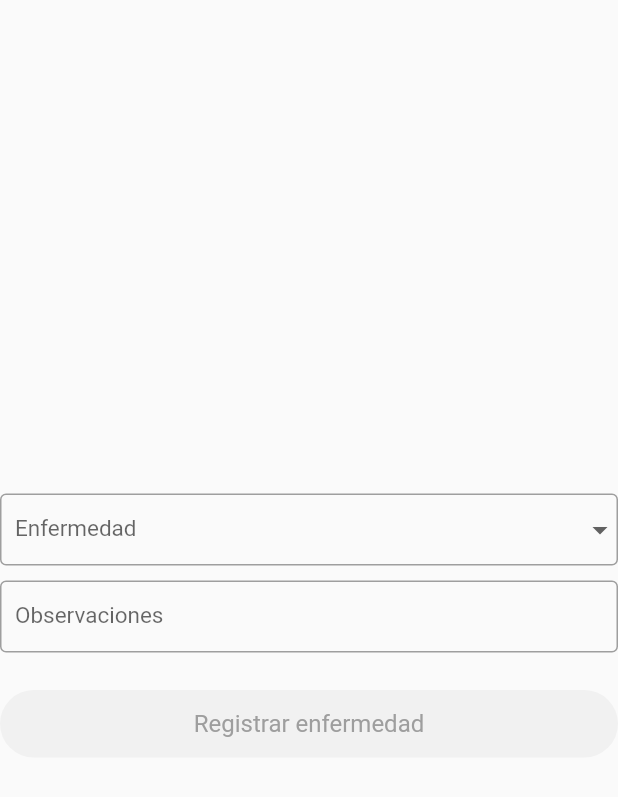
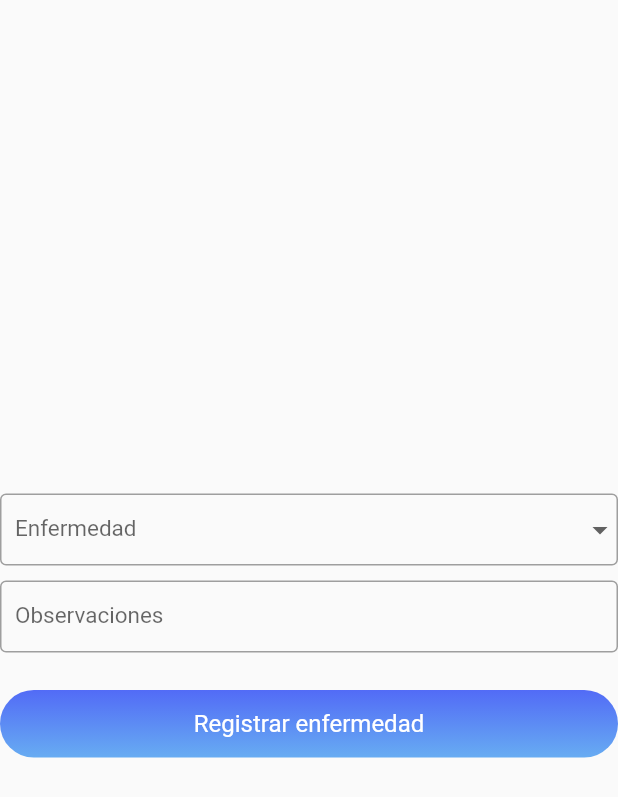
Before and after one commit to Chiasaurio/appmobilepalma, a Flutter app: the EnfermedadDataForm widget shown alone on an empty page, opened directly with empty values, on a phone screen of 412 x 824 dp. Shown: the top 797 px of the screen. Run offline on Flutter 3.47's test engine with Material 2 defaults, Android fonts, the phone set to English and light mode, and no system bars; drawn by our look-alikes of flutter_form_builder; our stand-ins replace dio, drift, equatable, flutter_bloc, flutter_secure_storage, fluttertoast and 4 more; accounts and stored records are empty; generated files the repository leaves out were written again.

Commit message:
- Fix registrar enfermedad form

```diff
--- a/lib/modules/Enfermedad/ui/components/enfermedad_form.dart
+++ b/lib/modules/Enfermedad/ui/components/enfermedad_form.dart
@@ -4,6 +4,7 @@ import 'package:flutter_bloc/flutter_bloc.dart';
 
 import '../../../../moor/moor_database.dart';
 import '../../../../moor/tables/enfermedades_table.dart';
+import '../../../../utils/form_status.dart';
 import '../../cubit/enfermedad_cubit.dart';
 import 'package:flutter_form_builder/flutter_form_builder.dart';
 import 'package:form_builder_validators/form_builder_validators.dart';
@@ -11,8 +12,11 @@ import 'package:form_builder_validators/form_builder_validators.dart';
 class EnfermedadDataForm extends StatefulWidget {
   final List<EnfermedadConEtapas>? enfermedades;
   final Function() setState;
-  const EnfermedadDataForm(
-      {super.key, required this.setState, required this.enfermedades});
+  const EnfermedadDataForm({
+    super.key,
+    required this.setState,
+    required this.enfermedades,
+  });
 
   @override
   State<EnfermedadDataForm> createState() => _EnfermedadDataFormState();
@@ -26,8 +30,8 @@ class _EnfermedadDataFormState extends State<EnfermedadDataForm> {
   EnfermedadConEtapas? enfermedadconetapas;
   Etapa? etapa;
   late List<EnfermedadConEtapas> enfermedades;
-  final _formKey = GlobalKey<FormBuilderState>();
   final _radiokey = GlobalKey<FormFieldState>();
+  final _formKey = GlobalKey<FormState>();
 
   @override
   void initState() {
@@ -38,8 +42,15 @@ class _EnfermedadDataFormState extends State<EnfermedadDataForm> {
 
   @override
   Widget build(BuildContext context) {
-    return FormBuilder(
+    return Form(
       key: _formKey,
+      child: BlocListener<EnfermedadCubit, EnfermedadState>(
+        listener: (context, state) {
+          if (state.status == FormStatus.submissionSuccess) {
+            _formKey.currentState!.reset();
+            enfermedadconetapas = null;
+          }
+        },
         child: Column(
           mainAxisAlignment: MainAxisAlignment.center,
           children: <Widget>[
@@ -48,8 +59,8 @@ class _EnfermedadDataFormState extends State<EnfermedadDataForm> {
             buildEtapas(),
             advertenciaetapa
                 ? const Text('Debe seleccionar una etapa',
-                  style:
-                      TextStyle(fontStyle: FontStyle.italic, color: Colors.red))
+                    style: TextStyle(
+                        fontStyle: FontStyle.italic, color: Colors.red))
                 : const SizedBox(),
             const SizedBox(height: 10),
             buildObservacion(),
@@ -57,9 +68,10 @@ class _EnfermedadDataFormState extends State<EnfermedadDataForm> {
               height: 25,
             ),
             SubmitEnfermedadButton(
-            enabled: registrarEnfermedadEnabled(),
-          )
+              enabled: registrarEnfermedadEnabled,
+            ),
           ],
+        ),
       ),
     );
   }
@@ -91,10 +103,12 @@ class _EnfermedadDataFormState extends State<EnfermedadDataForm> {
             ),
           ),
           onChanged: (String? value) {
+            if (value != null) {
               setState(() {
                 BlocProvider.of<EnfermedadCubit>(context)
-                  .observacionesChanged(value!);
+                    .observacionesChanged(value);
               });
+            }
           },
           validator: (value) {
             if (enfermedadconetapas != null &&
@@ -142,7 +156,7 @@ class _EnfermedadDataFormState extends State<EnfermedadDataForm> {
       Expanded(
         child: FormBuilderDropdown<EnfermedadConEtapas>(
           name: "enfermedad",
-          autovalidateMode: AutovalidateMode.onUserInteraction,
+          // autovalidateMode: AutovalidateMode.onUserInteraction,
           decoration: const InputDecoration(
             label: Text(
               "Enfermedad",
@@ -163,13 +177,15 @@ class _EnfermedadDataFormState extends State<EnfermedadDataForm> {
           valueTransformer: (val) => val?.toString(),
           items: getOpcionesDropdown(),
           onChanged: (opt) async {
+            if (opt != null) {
               setState(() {
-              enfermedadconetapas = opt!;
+                enfermedadconetapas = opt;
                 etapa = null;
                 advertenciaetapa = false;
                 BlocProvider.of<EnfermedadCubit>(context)
                     .enfermedadChange(enfermedadconetapas!.enfermedad);
               });
+            }
 
             await Future.delayed(const Duration(milliseconds: 200));
             if (_radiokey.currentState != null) {
@@ -200,7 +216,6 @@ class _EnfermedadDataFormState extends State<EnfermedadDataForm> {
   Widget _buildEtapas() {
     return FormBuilderRadioGroup<Etapa?>(
       key: _radiokey,
-      autovalidateMode: AutovalidateMode.always,
       name: "etapa",
       decoration: const InputDecoration(
           labelText: 'Etapa', labelStyle: TextStyle(fontSize: 15)),
--- a/lib/modules/Enfermedad/ui/components/submit_enfermedad_button.dart
+++ b/lib/modules/Enfermedad/ui/components/submit_enfermedad_button.dart
@@ -1,12 +1,12 @@
 import 'package:apppalma/utils/form_status.dart';
 import 'package:flutter/material.dart';
 import 'package:flutter_bloc/flutter_bloc.dart';
-import '../../../../../components/theme.dart';
+import '../../../../constants.dart';
 import '../../cubit/enfermedad_cubit.dart';
 
 class SubmitEnfermedadButton extends StatelessWidget {
-  final bool enabled;
-  const SubmitEnfermedadButton({super.key, this.enabled = true});
+  final bool Function()? enabled;
+  const SubmitEnfermedadButton({super.key, this.enabled});
 
   @override
   Widget build(BuildContext context) {
@@ -16,18 +16,24 @@ class SubmitEnfermedadButton extends StatelessWidget {
           return SizedBox(
               width: double.infinity,
               height: 45,
+              child: DecoratedBox(
+                decoration: BoxDecoration(
+                    borderRadius: BorderRadius.circular(24),
+                    gradient: const LinearGradient(
+                        begin: Alignment.topCenter,
+                        end: Alignment.bottomCenter,
+                        colors: [kpurpleColor, kblueColor])),
                 child: TextButton(
                   style: TextButton.styleFrom(
-                    backgroundColor: AppPalmaColors.blue,
-                    foregroundColor: AppPalmaColors.blue,
-                    disabledBackgroundColor: AppPalmaColors.grey,
+                      disabledBackgroundColor:
+                          kDefualtBlueColor.withOpacity(0.3),
                       minimumSize: const Size(88, 36),
                       padding: const EdgeInsets.symmetric(horizontal: 16.0),
                       shape: const RoundedRectangleBorder(
                         borderRadius: BorderRadius.all(Radius.circular(24.0)),
                       )),
-                onPressed: enabled
-                    ? () {
+                  onPressed: () {
+                    if (enabled!()) {
                       DateTime fechasalida;
                       TimeOfDay horaSalida = TimeOfDay.now();
                       fechasalida = DateTime(
@@ -40,13 +46,14 @@ class SubmitEnfermedadButton extends StatelessWidget {
                       BlocProvider.of<EnfermedadCubit>(context)
                           .insertarPalmaConEnfermedad(fechasalida);
                     }
-                    : null,
-                child: Text("Registrar enfermedad",
+                  },
+                  child: const Text("Registrar enfermedad",
                       style: TextStyle(
                         fontWeight: FontWeight.normal,
                         fontSize: 16.0,
-                      color: enabled ? Colors.white : Colors.grey,
+                        color: Colors.white,
                       )),
+                ),
               ));
         }
         return const Center(
```
Also changed, not shown: lib/modules/Enfermedad/enfermedad_page.dart (+15 -10 lines), lib/modules/Enfermedad/ui/body.dart (+6 -10 lines), lib/modules/Enfermedad/ui/components/header_enfermedad.dart (added, +54 -0 lines), lib/modules/Enfermedad/ui/components/palma_form.dart (+7 -2 lines), lib/modules/Palma/PalmaDetail/ui/components/list_registro_enfermedades.dart (+56 -33 lines), lib/modules/Palma/ui/palmas_page.dart (+34 -20 lines), lib/moor/daos/cosecha_daos.g.dart, lib/moor/daos/enfermedades_dao.g.dart, lib/moor/daos/erradicaciones_dao.g.dart, lib/moor/daos/fumigacion_dao.g.dart, lib/moor/daos/lote_dao.g.dart, lib/moor/daos/palma_daos.g.dart, lib/moor/daos/plagas_daos.g.dart, lib/moor/daos/plateos_dao.g.dart, 6 more files. Lines whose indentation alone changed are shown as unchanged.
